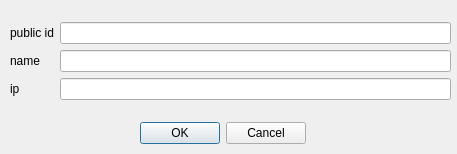
Old version of the form add_newspaper.ui in the repository medvecm98/bp_program.
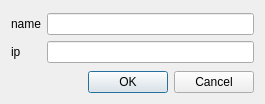
New version of the form.

What changed in the file:
```diff
--- a/add_newspaper.ui
+++ b/add_newspaper.ui
@@ -6,43 +6,22 @@
    <rect>
     <x>0</x>
     <y>0</y>
-    <width>457</width>
-    <height>154</height>
+    <width>265</width>
+    <height>104</height>
    </rect>
   </property>
   <property name="windowTitle">
    <string>Form</string>
   </property>
-  <widget class="QWidget" name="formLayoutWidget">
-   <property name="geometry">
-    <rect>
-     <x>10</x>
-     <y>10</y>
-     <width>441</width>
-     <height>101</height>
-    </rect>
-   </property>
+  <layout class="QGridLayout" name="gridLayout">
+   <item row="0" column="0">
+    <layout class="QVBoxLayout" name="verticalLayout">
+     <item>
    <layout class="QFormLayout" name="formLayout">
     <property name="formAlignment">
      <set>Qt::AlignLeading|Qt::AlignLeft|Qt::AlignVCenter</set>
     </property>
-    <item row="0" column="1">
-     <widget class="QLineEdit" name="lineEdit_public_id"/>
-    </item>
-    <item row="1" column="1">
-     <widget class="QLineEdit" name="lineEdit_name"/>
-    </item>
-    <item row="2" column="1">
-     <widget class="QLineEdit" name="lineEdit_ip"/>
-    </item>
     <item row="0" column="0">
-     <widget class="QLabel" name="label">
-      <property name="text">
-       <string>public id</string>
-      </property>
-     </widget>
-    </item>
-    <item row="1" column="0">
      <widget class="QLabel" name="label_2">
       <property name="text">
        <string>name</string>
@@ -52,28 +31,31 @@
       </property>
      </widget>
     </item>
-    <item row="2" column="0">
+       <item row="0" column="1">
+        <widget class="QLineEdit" name="lineEdit_name"/>
+       </item>
+       <item row="1" column="0">
      <widget class="QLabel" name="label_3">
       <property name="text">
        <string>ip</string>
       </property>
      </widget>
     </item>
-   </layout>
-  </widget>
+       <item row="1" column="1">
+        <widget class="QLineEdit" name="lineEdit_ip"/>
+       </item>
+      </layout>
+     </item>
+     <item>
   <widget class="QDialogButtonBox" name="buttonBox">
-   <property name="geometry">
-    <rect>
-     <x>140</x>
-     <y>120</y>
-     <width>166</width>
-     <height>26</height>
-    </rect>
-   </property>
    <property name="standardButtons">
     <set>QDialogButtonBox::Cancel|QDialogButtonBox::Ok</set>
    </property>
   </widget>
+     </item>
+    </layout>
+   </item>
+  </layout>
  </widget>
  <resources/>
  <connections/>
```
Left out of the diff: 2 changed lines with no effect on the pictures. Lines whose indentation alone changed are shown as unchanged.
